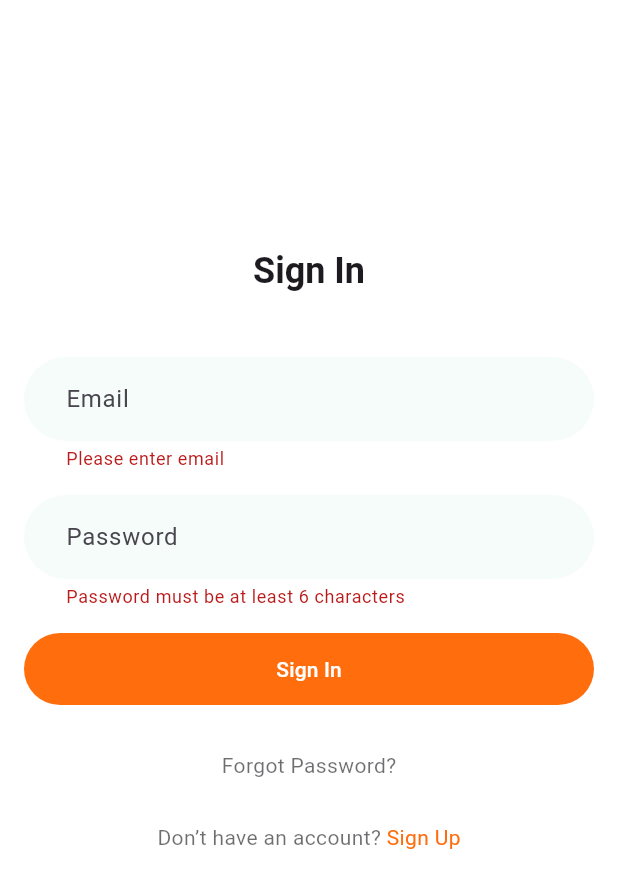
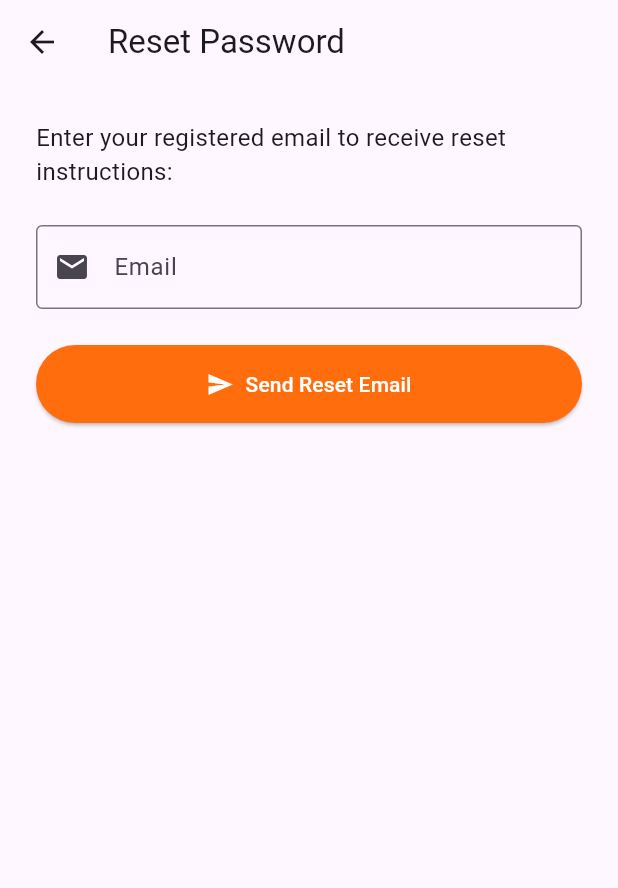
Before and after one commit to Bereketrezenom/food-delivery-app, a Flutter app: the screen it shows after launch, after a tap on "Sign In", after a tap on "Forgot Password?", on a phone screen of 412 x 824 dp. Shown: the top 888 px of the screen. Run offline on Flutter 3.47's test engine with Material 3 defaults, Android fonts, the phone set to English and light mode, and no system bars; our stand-ins replace cloud_firestore, firebase_auth, firebase_core; accounts and stored records are empty.

```diff
--- /dev/null
+++ b/devtools_options.yaml
@@ -0,0 +1,3 @@
+description: This file stores settings for Dart & Flutter DevTools.
+documentation: https://docs.flutter.dev/tools/devtools/extensions#configure-extension-enablement-states
+extensions:
--- /dev/null
+++ b/lib/auth/forgotpassword.dart
@@ -0,0 +1,133 @@
+import 'package:firebase_auth/firebase_auth.dart';
+import 'package:flutter/material.dart';
+
+class ForgotPasswordPage extends StatefulWidget {
+  const ForgotPasswordPage({super.key});
+
+  @override
+  State<ForgotPasswordPage> createState() => _ForgotPasswordPageState();
+}
+
+class _ForgotPasswordPageState extends State<ForgotPasswordPage> {
+  final _formKey = GlobalKey<FormState>();
+  final _emailController = TextEditingController();
+  bool _isLoading = false;
+
+  Future<void> _sendResetEmail() async {
+    if (_formKey.currentState!.validate()) {
+      setState(() => _isLoading = true);
+      try {
+        await FirebaseAuth.instance.sendPasswordResetEmail(
+          email: _emailController.text.trim(),
+        );
+        print('Password reset email sent successfully');
+        _showSuccessDialog();
+      } on FirebaseAuthException catch (e) {
+        print('Password reset error: ${e.code}');
+        String message = 'An error occurred. Please try again.';
+        if (e.code == 'user-not-found') {
+          message = 'No user found with this email address';
+        }
+        _showErrorDialog(message);
+      } catch (e) {
+        print('General error: $e');
+        _showErrorDialog('An unexpected error occurred');
+      } finally {
+        setState(() => _isLoading = false);
+      }
+    }
+  }
+
+  void _showSuccessDialog() {
+    showDialog(
+      context: context,
+      builder: (ctx) => AlertDialog(
+        title: const Text('Email Sent'),
+        content:
+            const Text('Check your email for password reset instructions.'),
+        actions: [
+          TextButton(
+            onPressed: () {
+              Navigator.pop(ctx);
+              Navigator.pop(context);
+            },
+            child: const Text('OK'),
+          )
+        ],
+      ),
+    );
+  }
+
+  void _showErrorDialog(String message) {
+    showDialog(
+      context: context,
+      builder: (ctx) => AlertDialog(
+        title: const Text('Error'),
+        content: Text(message),
+        actions: [
+          TextButton(
+            onPressed: () => Navigator.pop(ctx),
+            child: const Text('OK'),
+          )
+        ],
+      ),
+    );
+  }
+
+  @override
+  Widget build(BuildContext context) {
+    return Scaffold(
+      appBar: AppBar(
+        title: const Text('Reset Password'),
+      ),
+      body: Padding(
+        padding: const EdgeInsets.all(24.0),
+        child: Form(
+          key: _formKey,
+          child: Column(
+            crossAxisAlignment: CrossAxisAlignment.stretch,
+            children: [
+              const Text(
+                'Enter your registered email to receive reset instructions:',
+                style: TextStyle(fontSize: 16),
+              ),
+              const SizedBox(height: 24),
+              TextFormField(
+                controller: _emailController,
+                decoration: const InputDecoration(
+                  labelText: 'Email',
+                  prefixIcon: Icon(Icons.email),
+                  border: OutlineInputBorder(),
+                ),
+                keyboardType: TextInputType.emailAddress,
+                validator: (value) {
+                  if (value == null || value.isEmpty) {
+                    return 'Please enter your email';
+                  }
+                  if (!RegExp(r'^[\w-\.]+@([\w-]+\.)+[\w-]{2,4}$')
+                      .hasMatch(value)) {
+                    return 'Enter a valid email address';
+                  }
+                  return null;
+                },
+              ),
+              const SizedBox(height: 24),
+              ElevatedButton.icon(
+                onPressed: _isLoading ? null : _sendResetEmail,
+                style: ElevatedButton.styleFrom(
+                  padding: const EdgeInsets.symmetric(vertical: 16),
+                  backgroundColor: const Color(0xFFFF6D0C),
+                  foregroundColor: Colors.white,
+                ),
+                icon: const Icon(Icons.send),
+                label: _isLoading
+                    ? const CircularProgressIndicator()
+                    : const Text('Send Reset Email'),
+              ),
+            ],
+          ),
+        ),
+      ),
+    );
+  }
+}
--- a/lib/auth/login.dart
+++ b/lib/auth/login.dart
@@ -1,3 +1,4 @@
+import 'package:auth_demo/auth/forgotpassword.dart';
 import 'package:cloud_firestore/cloud_firestore.dart';
 import 'package:firebase_auth/firebase_auth.dart';
 import 'package:flutter/material.dart';
@@ -145,7 +146,11 @@ class _LoginPageState extends State<LoginPage> {
                         ),
                         const SizedBox(height: 16.0),
                         TextButton(
-                          onPressed: () {},
+                          onPressed: () => Navigator.push(
+                              context,
+                              MaterialPageRoute(
+                                  builder: (context) =>
+                                      const ForgotPasswordPage())),
                           child: Text(
                             'Forgot Password?',
                             style: Theme.of(context)
--- a/lib/main.dart
+++ b/lib/main.dart
@@ -1,26 +1,20 @@
+import 'package:firebase_auth/firebase_auth.dart';
 import 'package:firebase_core/firebase_core.dart';
 import 'package:flutter/material.dart';
 import 'auth/login.dart';
 import 'firebase_options.dart';
+import 'home/home.dart';
 
 void main() async {
   WidgetsFlutterBinding.ensureInitialized();
   await Firebase.initializeApp(options: DefaultFirebaseOptions.currentPlatform);
-  runApp(const MyApp());
+
+  User? user = FirebaseAuth.instance.currentUser;
+
+  runApp(MaterialApp(
+    home: user != null
+        ? Homepage(name: user.displayName ?? "User")
+        : const LoginPage(),
+    debugShowCheckedModeBanner: false,
+  ));
 }
-
-class MyApp extends StatelessWidget {
-  const MyApp({super.key});
-
-  @override
-  Widget build(BuildContext context) {
-    return MaterialApp(
-      title: 'Auth Demo',
-      theme: ThemeData(
-        colorScheme: ColorScheme.fromSeed(seedColor: Colors.deepPurple),
-      ),
-      home: const LoginPage(),
-      debugShowCheckedModeBanner: false,
-    );
-  }
-}
```
Also changed, not shown: pubspec.yaml (+3 -4 lines), assets/Food-Delivery-App (1).jpg (deleted), assets/Food-Delivery-App.jpg (deleted), assets/hamburgers-french-fries-soft-drink-600nw-2494346365.webp (deleted), 2 other files.
